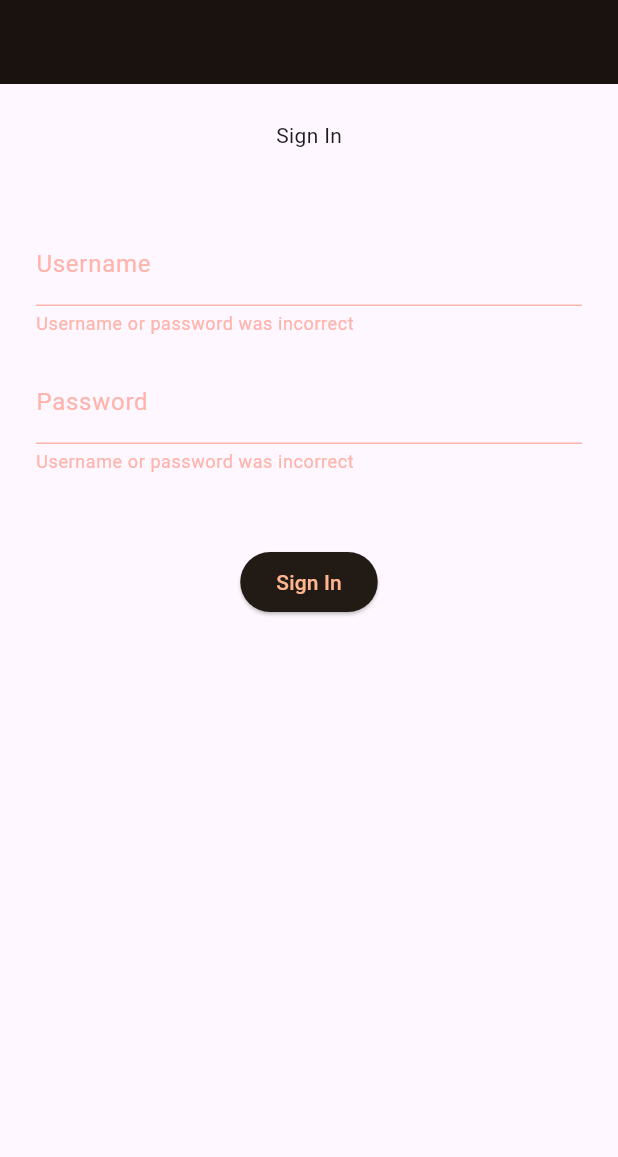
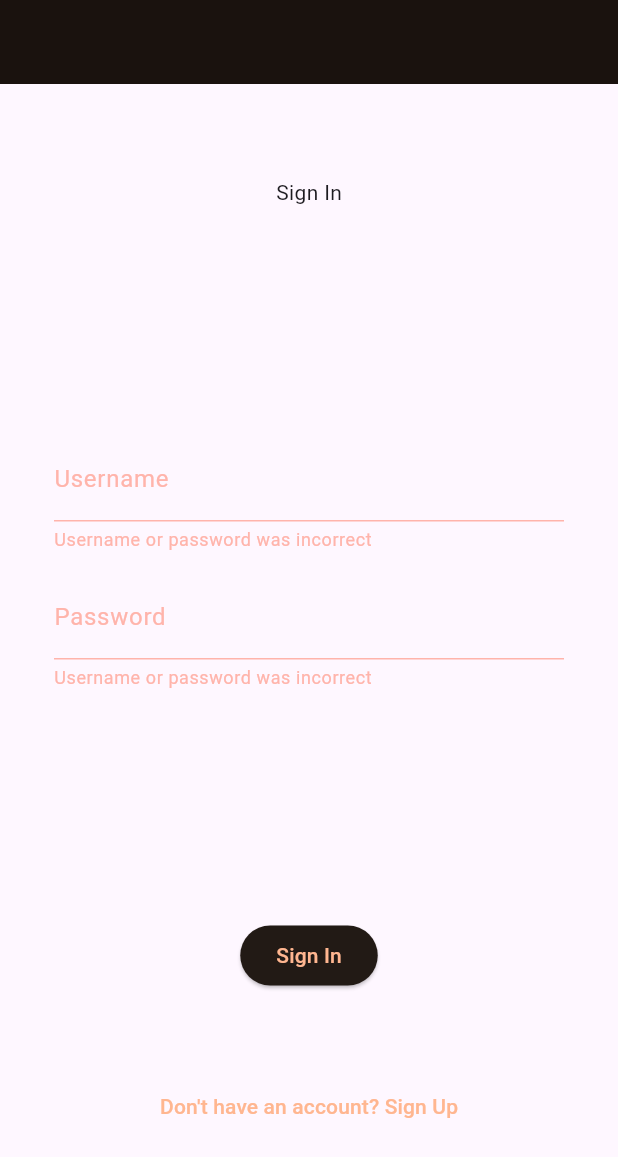
Before and after one commit to symbolisticism/facial_recognition, a Flutter app: the screen it shows after launch, after a tap on "Sign In", on a phone screen of 412 x 824 dp. Shown: the top 1157 px of the screen. Run offline on Flutter 3.47's test engine with Material 3 defaults, Android fonts, the phone set to English and light mode, and no system bars; our stand-ins replace camera, cloud_firestore, firebase_auth, firebase_core, firebase_storage, flutter_riverpod and 2 more; accounts and stored records are empty.

Commit message:
added Sign Up page and fixed the layout

```diff
--- a/lib/screens/sign_in.dart
+++ b/lib/screens/sign_in.dart
@@ -8,10 +8,17 @@ var logger = Logger(printer: PrettyPrinter());
 
 final auth = FirebaseAuth.instance;
 
-class SignIn extends StatelessWidget {
+class SignIn extends StatefulWidget {
   const SignIn({super.key, required this.camera});
 
   final CameraDescription camera;
+
+  @override
+  State<SignIn> createState() => _SignInState();
+}
+
+class _SignInState extends State<SignIn> {
+  bool loggingIn = true;
 
   @override
   Widget build(BuildContext context) {
@@ -22,16 +29,18 @@ class SignIn extends StatelessWidget {
     return Scaffold(
       appBar: AppBar(),
       body: Padding(
-        padding: const EdgeInsets.all(24),
+        padding: const EdgeInsets.all(36),
         child: Form(
           key: formKey,
           child: Column(
-            mainAxisAlignment: MainAxisAlignment.start,
+            mainAxisAlignment: MainAxisAlignment.spaceAround,
             crossAxisAlignment: CrossAxisAlignment.center,
-
             children: [
-              const Text('Sign In'),
+              Text(loggingIn ? 'Sign In' : 'Sign Up'),
               const SizedBox(height: 48),
+              Container(
+                child: Column(
+                  children: [
                     TextFormField(
                       decoration: const InputDecoration(
                         label: Text('Username'),
@@ -57,13 +66,16 @@ class SignIn extends StatelessWidget {
                         return null;
                       },
                     ),
+                  ],
+                ),
+              ),
               const SizedBox(height: 48),
               ElevatedButton(
                 onPressed: () {
                   if (formKey.currentState!.validate()) {
                     Navigator.of(context).push(
                       MaterialPageRoute(
-                        builder: (context) => Home(camera: camera),
+                        builder: (context) => Home(camera: widget.camera),
                       ),
                     );
                     ScaffoldMessenger.of(context).clearSnackBars();
@@ -74,7 +86,17 @@ class SignIn extends StatelessWidget {
                     );
                   }
                 },
-                child: const Text('Sign In'),
+                child: Text(loggingIn ? 'Sign In' : 'Create Account'),
+              ),
+              TextButton(
+                onPressed: () {
+                  setState(() {
+                    loggingIn = !loggingIn;
+                  });
+                },
+                child: Text(loggingIn
+                    ? 'Don\'t have an account? Sign Up'
+                    : 'Already have an account? Sign In'),
               ),
             ],
           ),
```
Lines whose indentation alone changed are shown as unchanged.
